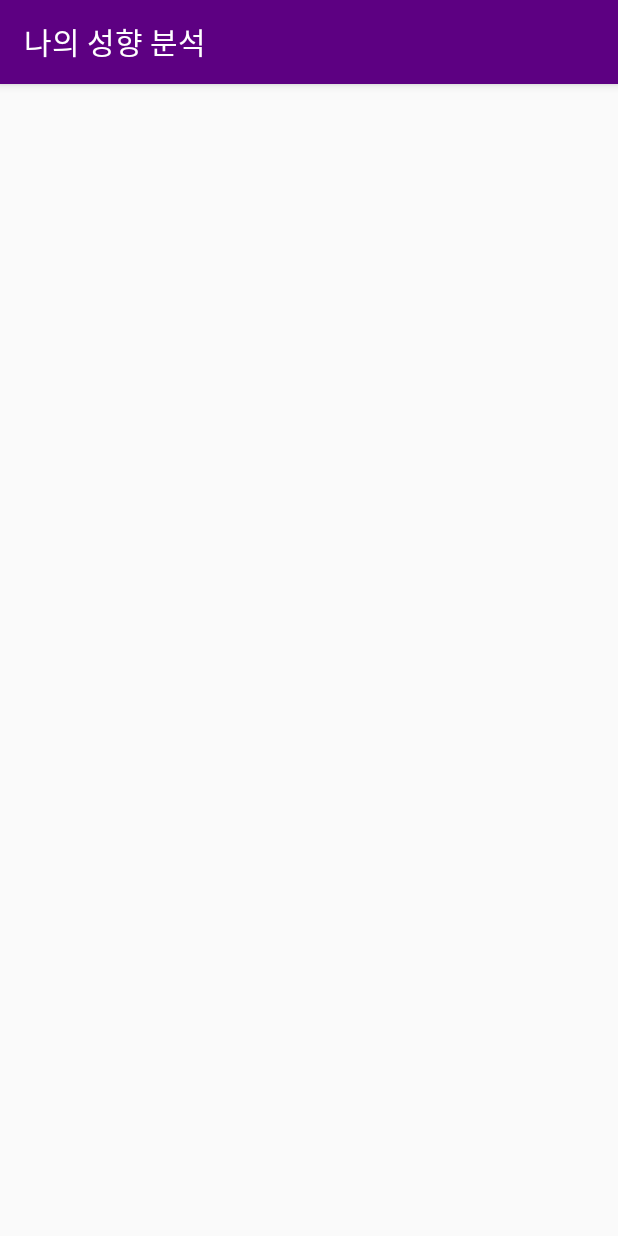
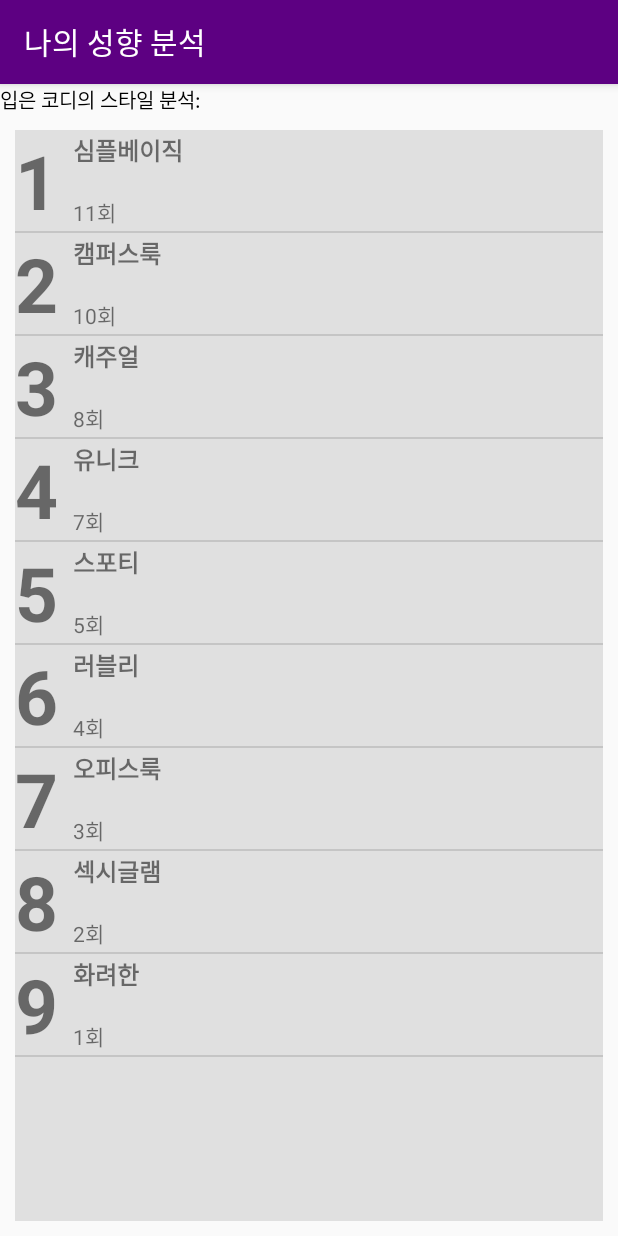
Before and after one commit to Ohrotan/MyLook, an Android app: the FavoriteTagActivity screen opened directly, with no data from a screen before it, on a phone screen of 412 x 824 dp. Run offline under Robolectric (Android 15) with nearby library versions, the phone set to English and light mode, and no system bars.

Commit message:
자주쓰는태그 레이아웃완성

```diff
--- a/app/src/main/java/com/ssu/mylook/FavoriteTagActivity.java
+++ b/app/src/main/java/com/ssu/mylook/FavoriteTagActivity.java
@@ -1,11 +1,15 @@
 package com.ssu.mylook;
+
+import android.os.Bundle;
+import android.widget.ListView;
 
 import androidx.appcompat.app.ActionBar;
 import androidx.appcompat.app.AppCompatActivity;
 
-import android.os.Bundle;
+public class FavoriteTagActivity extends AppCompatActivity {
 
-public class FavoriteTagActivity extends AppCompatActivity {
+    private FavoriteTagAdapter adapter;
+    private ListView MyListView;
 
     @Override
     protected void onCreate(Bundle savedInstanceState) {
@@ -13,5 +17,28 @@ public class FavoriteTagActivity extends AppCompatActivity {
         setContentView(R.layout.activity_favorite_tag);
         ActionBar ab = getSupportActionBar() ;
         ab.setTitle("나의 성향 분석");
+
+        adapter = new FavoriteTagAdapter();
+        MyListView =(ListView)findViewById(R.id.TagListView);
+
+        setData();
+
+        MyListView.setAdapter(adapter);
+    }
+
+    private void setData() {
+        String[] ranks = getResources().getStringArray(R.array.favorite_tag_rank);
+        String[] titles = getResources().getStringArray(R.array.favorite_tag_title);
+        String[] contents = getResources().getStringArray(R.array.favorite_tag_number);
+
+        for (int i = 0; i < ranks.length; i++) {
+            CustomDTO dto = new CustomDTO();
+            dto.setRank(ranks[i]);
+            dto.setTitle(titles[i]);
+            dto.setContent(contents[i]);
+
+            adapter.addItem(dto);
+
+        }
     }
 }
--- a/app/src/main/java/com/ssu/mylook/FavoriteTagAdapter.java
+++ b/app/src/main/java/com/ssu/mylook/FavoriteTagAdapter.java
@@ -1,4 +1,72 @@
 package com.ssu.mylook;
 
-public class FavoriteTagAdapter {
+import android.view.LayoutInflater;
+import android.view.View;
+import android.view.ViewGroup;
+import android.widget.BaseAdapter;
+import android.widget.TextView;
+
+import java.util.ArrayList;
+
+public class FavoriteTagAdapter extends BaseAdapter {
+
+
+    private ArrayList<CustomDTO> listCustom = new ArrayList<>();
+
+    // ListView에 보여질 Item 수
+    @Override
+    public int getCount() {
+        return listCustom.size();
+    }
+
+    // 하나의 Item(ImageView 1, TextView 3)
+    @Override
+    public Object getItem(int position) {
+        return listCustom.get(position);
+    }
+
+    // Item의 id : Item을 구별하기 위한 것으로 position 사용
+    @Override
+    public long getItemId(int position) {
+        return position;
+    }
+
+    // 실제로 Item이 보여지는 부분
+    @Override
+    public View getView(int position, View convertView, ViewGroup parent) {
+        CustomViewHolder holder;
+        if (convertView == null) {
+            convertView = LayoutInflater.from(parent.getContext()).inflate(R.layout.favorite_tag_item,null,false);
+
+            holder = new CustomViewHolder();
+            holder.textRank= (TextView)convertView.findViewById(R.id.tag_rank);
+            holder.textTitle = (TextView) convertView.findViewById(R.id.tag_title);
+            holder.textContent = (TextView) convertView.findViewById(R.id.tag_number);
+
+
+            convertView.setTag(holder);
+
+        } else {
+            holder = (CustomViewHolder) convertView.getTag();
+        }
+
+        CustomDTO dto = listCustom.get(position);
+
+        holder.textRank.setText(dto.getRank());
+        holder.textTitle.setText(dto.getTitle());
+        holder.textContent.setText(dto.getContent());
+
+        return convertView;
+    }
+
+    class CustomViewHolder {
+        TextView textContent;
+        TextView textTitle;
+        TextView textRank;
+    }
+
+    // FavoriteTagActivity에서 Adapter에있는 ArrayList에 data를 추가시켜주는 함수
+    public void addItem(CustomDTO dto) {
+        listCustom.add(dto);
+    }
 }
--- a/app/src/main/res/layout/activity_favorite_tag.xml
+++ b/app/src/main/res/layout/activity_favorite_tag.xml
@@ -1,9 +1,26 @@
 <?xml version="1.0" encoding="utf-8"?>
-<androidx.constraintlayout.widget.ConstraintLayout xmlns:android="http://schemas.android.com/apk/res/android"
-    xmlns:app="http://schemas.android.com/apk/res-auto"
-    xmlns:tools="http://schemas.android.com/tools"
+<LinearLayout xmlns:android="http://schemas.android.com/apk/res/android"
+xmlns:tools="http://schemas.android.com/tools"
+android:id="@+id/activity_favorite_tag"
+android:layout_width="match_parent"
+android:layout_height="match_parent"
+android:orientation="vertical"
+tools:context="com.ssu.mylook.FavoriteTagActivity">
+
+<TextView
+    android:layout_width="match_parent"
+    android:layout_height="wrap_content"
+    android:text="입은 코디의 스타일 분석:"
+    android:textSize="13sp"
+    android:textColor="#000000"/>
+
+<ListView
+    android:id="@+id/TagListView"
     android:layout_width="match_parent"
     android:layout_height="match_parent"
-    tools:context=".FavoriteTagActivity">
-
-</androidx.constraintlayout.widget.ConstraintLayout>
+    android:layout_marginLeft="10dp"
+    android:layout_marginRight="10dp"
+    android:layout_marginTop="10dp"
+    android:layout_marginBottom="10dp"
+    android:background="#e0e0e0"/>
+</LinearLayout>
--- a/app/src/main/res/values/array.xml
+++ b/app/src/main/res/values/array.xml
@@ -54,6 +54,41 @@
         <item>1회</item>
     </string-array>
 
+    <string-array name="favorite_tag_rank">
+        <item>1</item>
+        <item>2</item>
+        <item>3</item>
+        <item>4</item>
+        <item>5</item>
+        <item>6</item>
+        <item>7</item>
+        <item>8</item>
+        <item>9</item>
+    </string-array>
+
+    <string-array name="favorite_tag_title">
+        <item>심플베이직</item>
+        <item>캠퍼스룩</item>
+        <item>캐주얼</item>
+        <item>유니크</item>
+        <item>스포티</item>
+        <item>러블리</item>
+        <item>오피스룩</item>
+        <item>섹시글램</item>
+        <item>화려한</item>
+    </string-array>
+    <string-array name="favorite_tag_number">
+        <item>11회</item>
+        <item>10회</item>
+        <item>8회</item>
+        <item>7회</item>
+        <item>5회</item>
+        <item>4회</item>
+        <item>3회</item>
+        <item>2회</item>
+        <item>1회</item>
+    </string-array>
+
     <string-array name="zero_clothe_title">
         <item>asdf옷1</item>
         <item>1asd옷2f</item>
```
